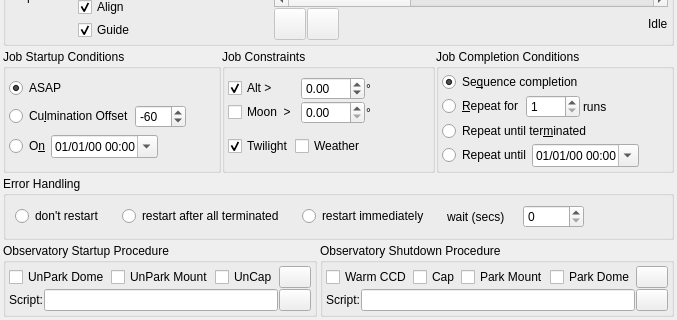
Old version of the form kstars/ekos/scheduler/scheduler.ui in the repository sterne-jaeger/kstars; both pictures show x 0 to 677 and y 226 to 546 of the 677 by 546 pixel window.
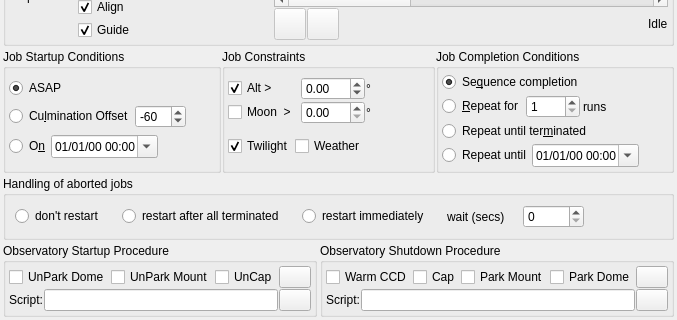
New version of the form. Custom widgets are drawn as their Qt base class.

Commit message: Restarting restricted to aborted jobs

Diff of the .ui file:
```diff
--- a/kstars/ekos/scheduler/scheduler.ui
+++ b/kstars/ekos/scheduler/scheduler.ui
@@ -1335,7 +1335,7 @@
 &lt;/body&gt;&lt;/html&gt;</string>
      </property>
      <property name="title">
-      <string>Error Handling</string>
+      <string>Handling of aborted jobs</string>
      </property>
      <layout class="QGridLayout" name="gridLayout_3">
       <property name="horizontalSpacing">
```
The commit also changes 1 other file.
